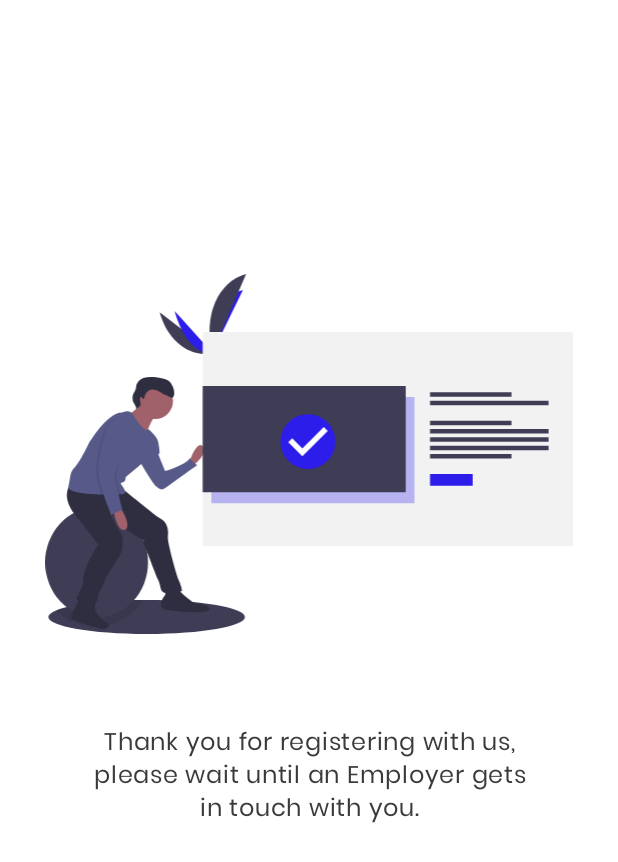
After one commit to pal-vishal/Hack-DCRUST-, an Android app: the layout activity_thankyou.xml on its own in the app's theme, with its tools: preview values and no code run, on a phone screen of 412 x 824 dp. The commit adds this screen. Shown: the top 862 px of the screen. Run offline under Robolectric (Android 15) with nearby library versions, the phone set to English and light mode, and no system bars.

Commit message:
Final touches done

```diff
--- a/app/src/main/AndroidManifest.xml
+++ b/app/src/main/AndroidManifest.xml
@@ -13,7 +13,7 @@
         android:supportsRtl="true"
         android:theme="@style/AppTheme"
         android:usesCleartextTraffic="true">
-
+        <activity android:name=".login.view.ThankyouActivity"></activity>
         <activity android:name=".login.view.SplashActivity">
             <intent-filter>
                 <action android:name="android.intent.action.MAIN" />
@@ -23,7 +23,7 @@
         </activity>
         <activity android:name=".main.view.DevelopersActivity" />
         <activity android:name=".main.view.ViewCategoryActivity" />
-        <activity android:name=".login.view.LoginActivity"></activity>
+        <activity android:name=".login.view.LoginActivity" />
         <activity android:name=".main.view.MainActivity" />
     </application>
 
--- /dev/null
+++ b/app/src/main/res/layout/activity_thankyou.xml
@@ -0,0 +1,41 @@
+<?xml version="1.0" encoding="utf-8"?>
+<androidx.constraintlayout.widget.ConstraintLayout xmlns:android="http://schemas.android.com/apk/res/android"
+    xmlns:app="http://schemas.android.com/apk/res-auto"
+    xmlns:tools="http://schemas.android.com/tools"
+    android:layout_width="match_parent"
+    android:layout_height="match_parent"
+    tools:context=".login.view.ThankyouActivity">
+
+    <ImageView
+        android:id="@+id/ivIllus"
+        android:layout_width="0dp"
+        android:layout_height="0dp"
+        android:layout_marginStart="30dp"
+        android:layout_marginEnd="30dp"
+        android:src="@drawable/illus_done"
+        android:visibility="invisible"
+        app:layout_constraintBottom_toBottomOf="parent"
+        app:layout_constraintDimensionRatio="1149:784"
+        app:layout_constraintEnd_toEndOf="parent"
+        app:layout_constraintHorizontal_bias="0.0"
+        app:layout_constraintStart_toStartOf="parent"
+        app:layout_constraintTop_toTopOf="parent"
+        app:layout_constraintVertical_bias="0.313"
+        tools:visibility="visible" />
+
+    <TextView
+        android:id="@+id/tvThanks"
+        android:layout_width="299dp"
+        android:layout_height="wrap_content"
+        android:layout_marginTop="60dp"
+        android:text="@string/thank_you"
+        android:textAlignment="center"
+        android:textAppearance="@style/TextAppearance.MaterialComponents.Body1"
+        android:textColor="@color/blackText"
+        android:visibility="invisible"
+        app:layout_constraintEnd_toEndOf="parent"
+        app:layout_constraintStart_toStartOf="parent"
+        app:layout_constraintTop_toBottomOf="@+id/ivIllus"
+        tools:visibility="visible" />
+
+</androidx.constraintlayout.widget.ConstraintLayout>
```
Also changed, not shown: app/src/main/java/com/example/hackdcrust/login/view/RegisterEmployeeFragment.java (+44 -0 lines), app/src/main/java/com/example/hackdcrust/login/view/ThankyouActivity.java (added, +16 -0 lines).
